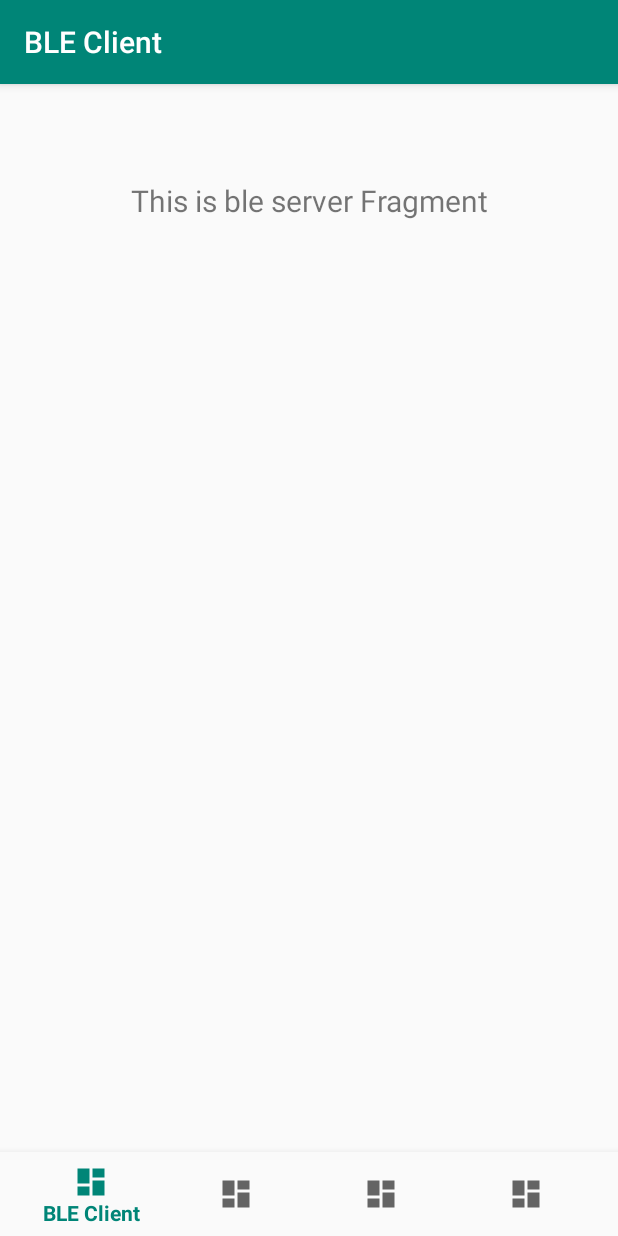
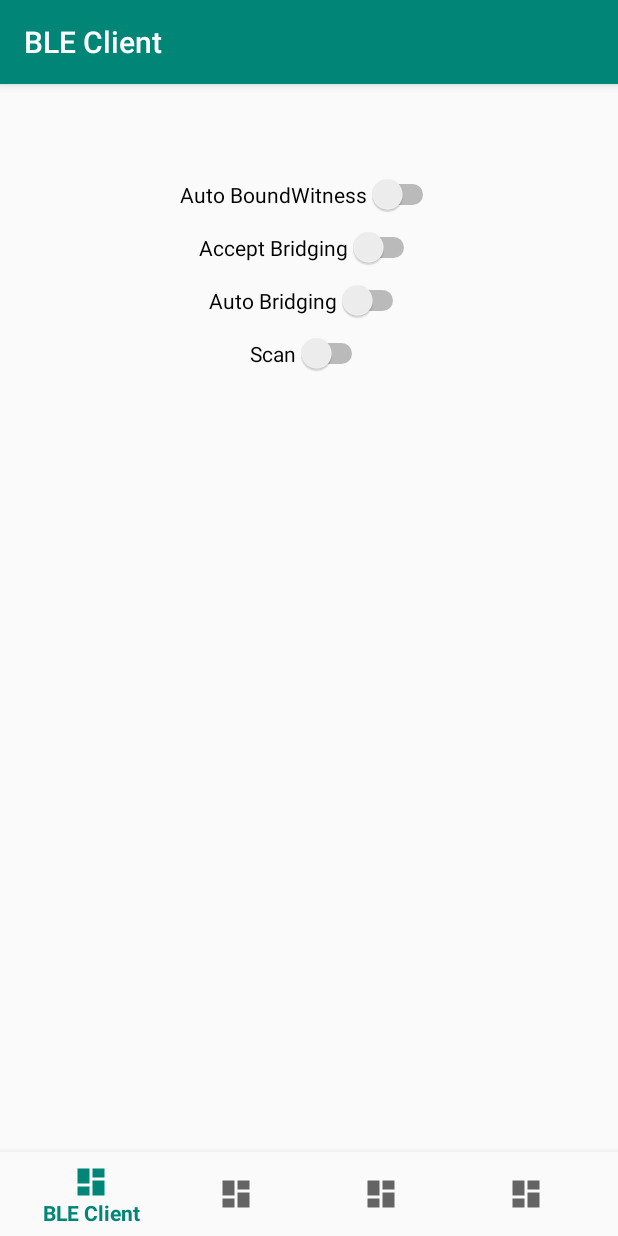
Before and after one commit to XYOracleNetwork-v1/sdk-xyo-android, an Android app: the screen it shows after launch (MainActivity), on a phone screen of 412 x 824 dp. Run offline under Robolectric (Android 15) with nearby library versions, the phone set to English and light mode, and no system bars; our stand-ins replace navigation-ui; libraries missing offline, so code that uses them is left out: network.xyo.ble, network.xyo.sdkcorekotlin; 23 statements that could not run were skipped.

Commit message:
Sample App Improvements

```diff
--- a/xyo-android-library/src/main/java/network/xyo/sdk/XyoBleServer.kt
+++ b/xyo-android-library/src/main/java/network/xyo/sdk/XyoBleServer.kt
@@ -46,7 +46,7 @@ class XyoBleServer(
                     }
                     return@launch
                 }
-                log.error("Advertiser Failed to Initialize", true)
+                log.error("Advertiser Failed to Initialize", false)
             }
         }
 
--- a/xyo-android-sample/src/main/java/network/xyo/sdk/sample/MainActivity.kt
+++ b/xyo-android-sample/src/main/java/network/xyo/sdk/sample/MainActivity.kt
@@ -60,7 +60,7 @@ class MainActivity : AppCompatActivity() {
             })
             network.client.scan = true
             if (network.client.scanner.status != XYSmartScan.Status.Enabled) {
-                log.error("Scanner Error: ${network.client.scanner.status}", true)
+                log.error("Scanner Error: ${network.client.scanner.status}", false)
             }
         }
         (node.networks["tcpip"] as? XyoTcpIpNetwork)?.let { network ->
--- /dev/null
+++ b/xyo-android-sample/src/main/java/network/xyo/sdk/sample/UIThread.kt
@@ -0,0 +1,31 @@
+package network.xyo.sdk.sample
+
+import android.os.Handler
+import android.os.Looper
+import kotlinx.coroutines.*
+import kotlin.coroutines.AbstractCoroutineContextElement
+import kotlin.coroutines.Continuation
+import kotlin.coroutines.ContinuationInterceptor
+import kotlin.coroutines.CoroutineContext
+
+// this needs to be imported by sdk-ui-android (https://github.com/XYOracleNetwork/sdk-ui-android)
+private class AndroidContinuation<T>(val cont: Continuation<T>) : Continuation<T> by cont {
+    override fun resumeWith(result: Result<T>) {
+        if (Looper.myLooper() == Looper.getMainLooper()) cont.resumeWith(result)
+        else Handler(Looper.getMainLooper()).post { cont.resumeWith(result) }
+    }
+
+}
+
+object UIThread : AbstractCoroutineContextElement(ContinuationInterceptor), ContinuationInterceptor {
+    override fun <T> interceptContinuation(continuation: Continuation<T>): Continuation<T> =
+        AndroidContinuation(continuation)
+}
+
+fun ui(
+    context: CoroutineContext = UIThread,
+    start: CoroutineStart = CoroutineStart.DEFAULT,
+    block: suspend CoroutineScope.() -> Unit
+): Job {
+    return GlobalScope.launch(context, start, block)
+}
--- a/xyo-android-sample/src/main/java/network/xyo/sdk/sample/ui/ble_client/BleClientFragment.kt
+++ b/xyo-android-sample/src/main/java/network/xyo/sdk/sample/ui/ble_client/BleClientFragment.kt
@@ -8,24 +8,74 @@ import android.widget.TextView
 import androidx.fragment.app.Fragment
 import androidx.lifecycle.Observer
 import androidx.lifecycle.ViewModelProviders
+import kotlinx.android.synthetic.main.fragment_ble_client.*
+import network.xyo.sdk.XyoBleClient
 import network.xyo.sdk.sample.R
+import network.xyo.sdk.XyoBleNetwork
+import network.xyo.sdk.XyoBoundWitnessTarget
+import network.xyo.sdk.XyoSdk
+import network.xyo.sdk.sample.ui
 
+@kotlin.ExperimentalUnsignedTypes
 class BleClientFragment : Fragment() {
-
-    private lateinit var bleClientViewModel: BleClientViewModel
 
     override fun onCreateView(
         inflater: LayoutInflater,
         container: ViewGroup?,
         savedInstanceState: Bundle?
     ): View? {
-        bleClientViewModel =
-            ViewModelProviders.of(this).get(BleClientViewModel::class.java)
-        val root = inflater.inflate(R.layout.fragment_ble_client, container, false)
-        val textView: TextView = root.findViewById(R.id.text_ble_client)
-        bleClientViewModel.text.observe(this, Observer {
-            textView.text = it
-        })
-        return root
+        return inflater.inflate(R.layout.fragment_ble_client, container, false)
+    }
+
+    fun addStatus(status: String) {
+        ui {
+            val sb = StringBuilder()
+            sb.append(text_ble_client.text)
+            sb.append("\r\n")
+            sb.append(status)
+            text_ble_client.text = sb.toString()
+        }
+    }
+
+    override fun onViewCreated(view: View, savedInstanceState: Bundle?) {
+        super.onViewCreated(view, savedInstanceState)
+
+        ui {
+            (XyoSdk.nodes[0].networks["ble"] as? XyoBleNetwork)?.let { network ->
+
+                network.client.listener = object : XyoBoundWitnessTarget.Listener() {
+                    override fun boundWitnessStarted() {
+                        super.boundWitnessStarted()
+                        addStatus("Bound Witness Started")
+                    }
+
+                    override fun boundWitnessCompleted() {
+                        super.boundWitnessCompleted()
+                        addStatus("Bound Witness Completed")
+                    }
+                }
+
+                acceptBridging.setChecked(network.client.acceptBridging)
+                acceptBridging.setOnCheckedChangeListener { buttonView, isChecked ->
+                    network.client.acceptBridging = isChecked
+                }
+
+                autoBoundWitness.setChecked(network.client.autoBoundWitness)
+                autoBoundWitness.setOnCheckedChangeListener { buttonView, isChecked ->
+                    network.client.autoBoundWitness = isChecked
+                }
+
+                autoBridge.setChecked(network.client.autoBridge)
+                autoBridge.setOnCheckedChangeListener { buttonView, isChecked ->
+                    network.client.autoBridge = isChecked
+                }
+
+                scan.setChecked(network.client.scan)
+                scan.setOnCheckedChangeListener { buttonView, isChecked ->
+                    network.client.scan = isChecked
+                }
+            }
+            text_ble_client.text = ""
+        }
     }
 }
--- a/xyo-android-sample/src/main/java/network/xyo/sdk/sample/ui/ble_client/BleClientViewModel.kt
+++ /dev/null
@@ -1,13 +0,0 @@
-package network.xyo.sdk.sample.ui.ble_client
-
-import androidx.lifecycle.LiveData
-import androidx.lifecycle.MutableLiveData
-import androidx.lifecycle.ViewModel
-
-class BleClientViewModel : ViewModel() {
-
-    private val _text = MutableLiveData<String>().apply {
-        value = "This is ble client Fragment"
-    }
-    val text: LiveData<String> = _text
-}
--- a/xyo-android-sample/src/main/res/layout/fragment_ble_client.xml
+++ b/xyo-android-sample/src/main/res/layout/fragment_ble_client.xml
@@ -3,17 +3,57 @@
     xmlns:app="http://schemas.android.com/apk/res-auto"
     android:layout_width="match_parent"
     android:layout_height="match_parent">
-
+    <Switch
+        android:padding="8dp"
+        android:id="@+id/autoBoundWitness"
+        android:layout_width="wrap_content"
+        android:layout_height="wrap_content"
+        android:text="@string/auto_bound_witness"
+        app:layout_constraintStart_toStartOf="parent"
+        app:layout_constraintEnd_toEndOf="parent"
+        app:layout_constraintTop_toTopOf="parent">
+    </Switch>
+    <Switch
+        android:padding="8dp"
+        android:id="@+id/acceptBridging"
+        android:layout_width="wrap_content"
+        android:layout_height="wrap_content"
+        android:text="@string/accept_bridging"
+        app:layout_constraintStart_toStartOf="parent"
+        app:layout_constraintEnd_toEndOf="parent"
+        app:layout_constraintTop_toBottomOf="@id/autoBoundWitness">
+    </Switch>
+    <Switch
+        android:padding="8dp"
+        android:id="@+id/autoBridge"
+        android:layout_width="wrap_content"
+        android:layout_height="wrap_content"
+        android:text="@string/auto_bridging"
+        app:layout_constraintStart_toStartOf="parent"
+        app:layout_constraintEnd_toEndOf="parent"
+        app:layout_constraintTop_toBottomOf="@id/acceptBridging">
+    </Switch>
+    <Switch
+        android:padding="8dp"
+        android:id="@+id/scan"
+        android:layout_width="wrap_content"
+        android:layout_height="wrap_content"
+        android:text="@string/scan"
+        app:layout_constraintStart_toStartOf="parent"
+        app:layout_constraintEnd_toEndOf="parent"
+        app:layout_constraintTop_toBottomOf="@id/autoBridge">
+    </Switch>
     <TextView
+        android:padding="8dp"
         android:id="@+id/text_ble_client"
         android:layout_width="match_parent"
         android:layout_height="wrap_content"
         android:layout_marginStart="8dp"
-        android:layout_marginTop="8dp"
         android:layout_marginEnd="8dp"
         android:textAlignment="center"
         android:textSize="20sp"
+        app:layout_constraintBottom_toBottomOf="parent"
         app:layout_constraintEnd_toEndOf="parent"
-        app:layout_constraintStart_toStartOf="parent"
-        app:layout_constraintTop_toTopOf="parent" />
+        app:layout_constraintStart_toEndOf="parent"
+        app:layout_constraintTop_toBottomOf="@id/autoBridge" />
 </androidx.constraintlayout.widget.ConstraintLayout>
--- a/xyo-android-sample/src/main/res/navigation/mobile_navigation.xml
+++ b/xyo-android-sample/src/main/res/navigation/mobile_navigation.xml
@@ -7,13 +7,13 @@
 
     <fragment
         android:id="@+id/navigation_ble_client"
-        android:name="network.xyo.sdk.sample.ui.ble_server.BleServerFragment"
+        android:name="network.xyo.sdk.sample.ui.ble_client.BleClientFragment"
         android:label="@string/title_ble_client"
         tools:layout="@layout/fragment_ble_client" />
 
     <fragment
         android:id="@+id/navigation_ble_server"
-        android:name="network.xyo.sdk.sample.ui.ble_client.BleClientFragment"
+        android:name="network.xyo.sdk.sample.ui.ble_server.BleServerFragment"
         android:label="@string/title_ble_server"
         tools:layout="@layout/fragment_ble_server" />
 
--- a/xyo-android-sample/src/main/res/values/strings.xml
+++ b/xyo-android-sample/src/main/res/values/strings.xml
@@ -4,4 +4,8 @@
     <string name="title_ble_server">BLE Server</string>
     <string name="title_tcpip_client">TcpIp Client</string>
     <string name="title_tcpip_server">TcpIp Server</string>
+    <string name="auto_bound_witness">Auto BoundWitness</string>
+    <string name="auto_bridging">Auto Bridging</string>
+    <string name="accept_bridging">Accept Bridging</string>
+    <string name="scan">Scan</string>
 </resources>
```
